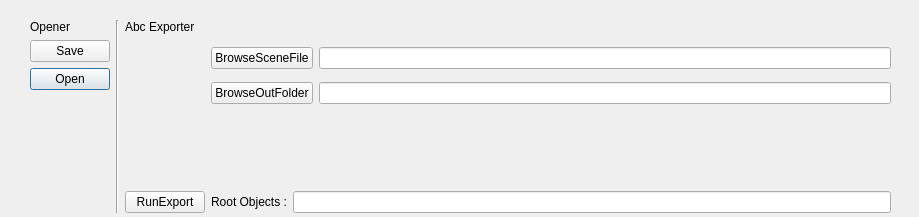
First picture: the form in Opener/pipeline/ui/my_window_v2.ui, repository OlivierArgentieri/Python-in-DCC, before the edit.
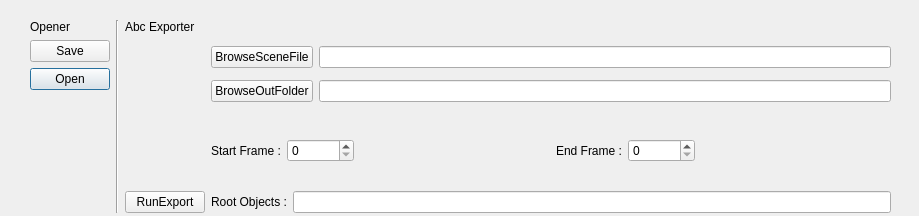
Second picture: the form after the edit.

The edit to the form file:
```diff
--- a/Opener/pipeline/ui/my_window_v2.ui
+++ b/Opener/pipeline/ui/my_window_v2.ui
@@ -10,7 +10,7 @@
     <x>0</x>
     <y>0</y>
     <width>919</width>
-    <height>217</height>
+    <height>216</height>
    </rect>
   </property>
   <property name="windowTitle">
@@ -162,6 +162,64 @@
         </property>
        </spacer>
       </item>
+      <item row="3" column="1">
+       <layout class="QHBoxLayout" name="horizontalLayout_2">
+        <item>
+         <widget class="QLabel" name="label_4">
+          <property name="text">
+           <string>Start Frame :</string>
+          </property>
+         </widget>
+        </item>
+        <item>
+         <widget class="QSpinBox" name="sb_startFrame">
+          <property name="maximum">
+           <number>999999999</number>
+          </property>
+         </widget>
+        </item>
+        <item>
+         <spacer name="horizontalSpacer">
+          <property name="orientation">
+           <enum>Qt::Horizontal</enum>
+          </property>
+          <property name="sizeHint" stdset="0">
+           <size>
+            <width>40</width>
+            <height>20</height>
+           </size>
+          </property>
+         </spacer>
+        </item>
+        <item>
+         <widget class="QLabel" name="label_5">
+          <property name="text">
+           <string>End Frame :</string>
+          </property>
+         </widget>
+        </item>
+        <item>
+         <widget class="QSpinBox" name="sb_endFrame">
+          <property name="maximum">
+           <number>999999999</number>
+          </property>
+         </widget>
+        </item>
+        <item>
+         <spacer name="horizontalSpacer_2">
+          <property name="orientation">
+           <enum>Qt::Horizontal</enum>
+          </property>
+          <property name="sizeHint" stdset="0">
+           <size>
+            <width>40</width>
+            <height>20</height>
+           </size>
+          </property>
+         </spacer>
+        </item>
+       </layout>
+      </item>
      </layout>
     </item>
    </layout>
```
